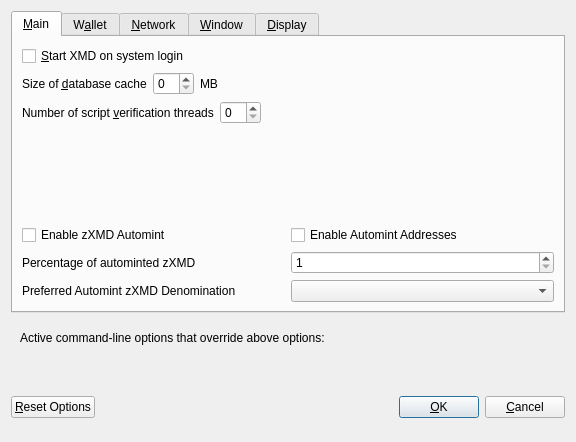
Before: the Qt Designer form src/qt/forms/optionsdialog.ui in younicoin/XMD, drawn with Qt 5.
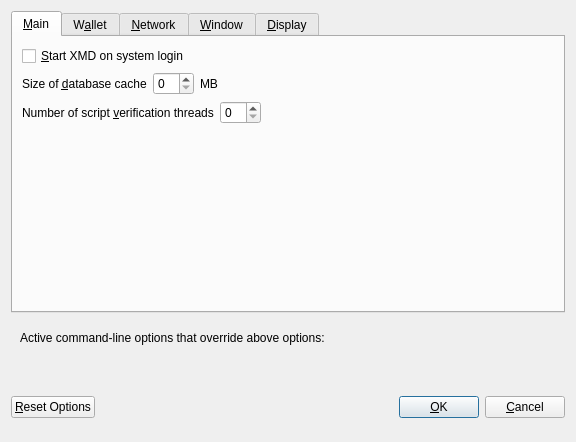
After: the same form once the commit is applied. Custom widgets are drawn as their Qt base class.

```diff
--- a/src/qt/forms/optionsdialog.ui
+++ b/src/qt/forms/optionsdialog.ui
@@ -130,111 +130,6 @@
          </property>
         </spacer>
        </item>
-       <item>
-        <widget class="QWidget" name="verticalZpivOptionsWidget" native="true">
-         <layout class="QVBoxLayout" name="verticalZpivOptionsLayout">
-          <property name="margin">
-           <number>0</number>
-          </property>
-          <item>
-           <layout class="QHBoxLayout" name="horizontalAutomintingLayout">
-            <item>
-             <widget class="QCheckBox" name="checkBoxZeromintEnable">
-              <property name="toolTip">
-               <string>Enable automatic minting of XMD units to zXMD</string>
-              </property>
-              <property name="layoutDirection">
-               <enum>Qt::LeftToRight</enum>
-              </property>
-              <property name="text">
-               <string>Enable zXMD Automint</string>
-              </property>
-             </widget>
-            </item>
-            <item>
-             <widget class="QCheckBox" name="checkBoxZeromintAddresses">
-              <property name="toolTip">
-               <string>Enable automatic zXMD minting from specific addresses</string>
-              </property>
-              <property name="layoutDirection">
-               <enum>Qt::LeftToRight</enum>
-              </property>
-              <property name="text">
-               <string>Enable Automint Addresses</string>
-              </property>
-             </widget>
-            </item>
-           </layout>
-          </item>
-          <item>
-           <layout class="QHBoxLayout" name="horizontalZmintPercentageLayout">
-            <item>
-             <widget class="QLabel" name="percentage_label">
-              <property name="toolTip">
-               <string>Percentage of incoming XMD which get automatically converted to zXMD via Zerocoin Protocol (min: 10%)</string>
-              </property>
-              <property name="text">
-               <string>Percentage of autominted zXMD</string>
-              </property>
-             </widget>
-            </item>
-            <item>
-             <widget class="QSpinBox" name="zeromintPercentage">
-              <property name="minimum">
-               <number>1</number>
-              </property>
-              <property name="maximum">
-               <number>100</number>
-              </property>
-             </widget>
-            </item>
-           </layout>
-          </item>
-          <item>
-           <layout class="QHBoxLayout" name="horizontalLayout" stretch="0,0">
-            <property name="sizeConstraint">
-             <enum>QLayout::SetFixedSize</enum>
-            </property>
-            <item>
-             <widget class="QLabel" name="labelPreferredDenom">
-              <property name="maximumSize">
-               <size>
-                <width>16777215</width>
-                <height>16777215</height>
-               </size>
-              </property>
-              <property name="toolTip">
-               <string>Wait with automatic conversion to Zerocoin until enough XMD for this denomination is available</string>
-              </property>
-              <property name="text">
-               <string>Preferred Automint zXMD Denomination</string>
-              </property>
-             </widget>
-            </item>
-            <item>
-             <widget class="QComboBox" name="preferredDenom">
-              <property name="maximumSize">
-               <size>
-                <width>16777215</width>
-                <height>27</height>
-               </size>
-              </property>
-              <property name="toolTip">
-               <string>Wait with automatic conversion to Zerocoin until enough XMD for this denomination is available</string>
-              </property>
-              <property name="maxVisibleItems">
-               <number>9</number>
-              </property>
-              <property name="maxCount">
-               <number>9</number>
-              </property>
-             </widget>
-            </item>
-           </layout>
-          </item>
-         </layout>
-        </widget>
-       </item>
       </layout>
      </widget>
      <widget class="QWidget" name="tabWallet">
```
Left out of the diff: 6 changed lines with no effect on the pictures.
